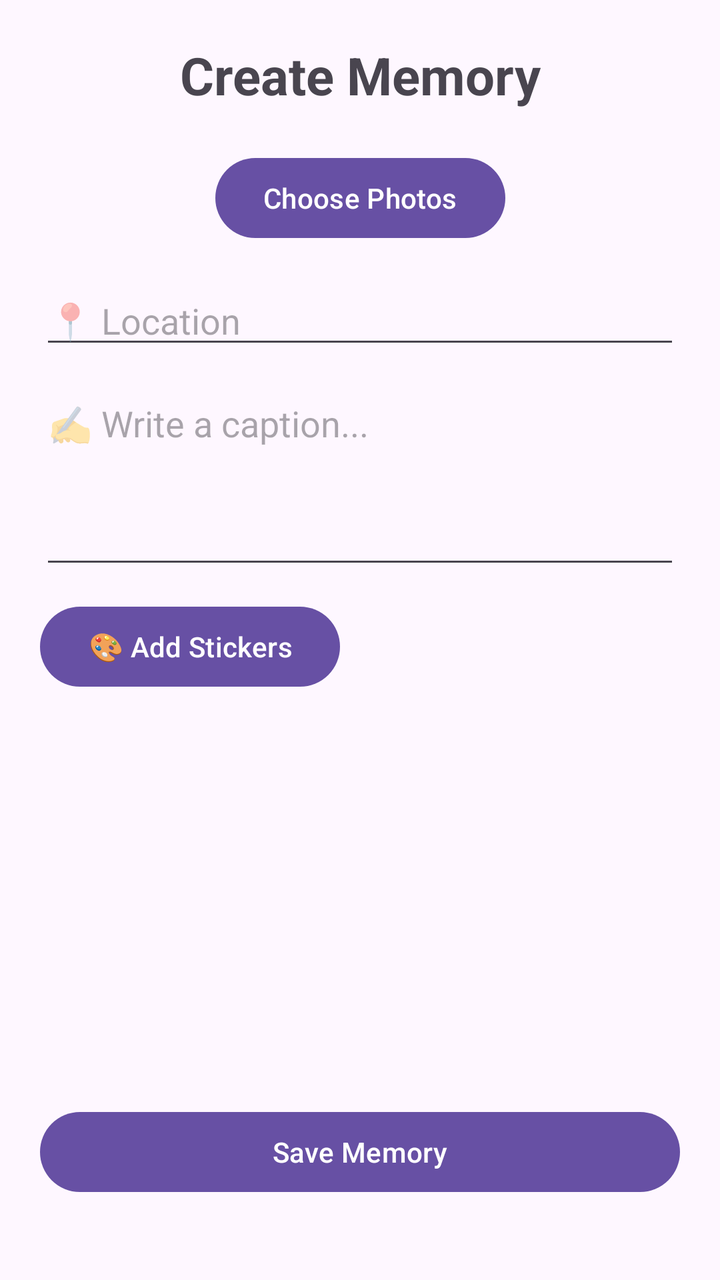
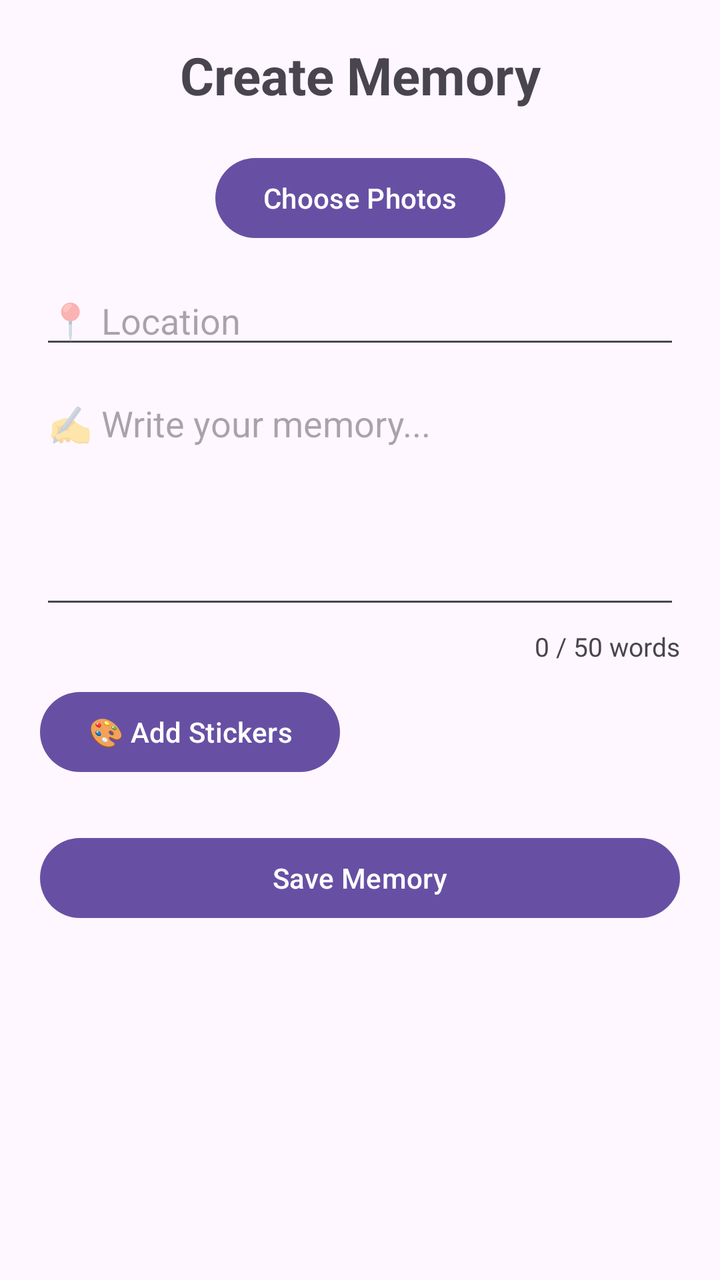

An Android layout rendered at two revisions. The XML below is the earlier revision; the diff shows what the commit changed to produce the second picture.
<!-- AndroidManifest.xml: application theme Theme.Memory_Pin -->
<!-- res/layout/activity_create_memory.xml -->
<?xml version="1.0" encoding="utf-8"?>
<androidx.constraintlayout.widget.ConstraintLayout
    xmlns:android="http://schemas.android.com/apk/res/android"
    xmlns:app="http://schemas.android.com/apk/res-auto"
    android:layout_width="match_parent"
    android:layout_height="match_parent"
    android:padding="20dp">

    <TextView
        android:id="@+id/tvCreateMemory"
        android:layout_width="wrap_content"
        android:layout_height="wrap_content"
        android:text="Create Memory"
        android:textSize="26sp"
        android:textStyle="bold"
        app:layout_constraintTop_toTopOf="parent"
        app:layout_constraintStart_toStartOf="parent"
        app:layout_constraintEnd_toEndOf="parent" />

    <ImageView
        android:id="@+id/image1"
        android:layout_width="0dp"
        android:layout_height="150dp"
        android:scaleType="centerCrop"
        android:visibility="gone"
        app:layout_constraintTop_toBottomOf="@id/tvCreateMemory"
        app:layout_constraintStart_toStartOf="parent"
        app:layout_constraintEnd_toStartOf="@id/image2"
        android:layout_marginTop="30dp"
        android:layout_marginEnd="5dp" />

    <ImageView
        android:id="@+id/image2"
        android:layout_width="0dp"
        android:layout_height="150dp"
        android:scaleType="centerCrop"
        android:visibility="gone"
        app:layout_constraintTop_toBottomOf="@id/tvCreateMemory"
        app:layout_constraintStart_toEndOf="@id/image1"
        app:layout_constraintEnd_toStartOf="@id/image3"
        android:layout_marginTop="30dp"
        android:layout_marginStart="5dp"
        android:layout_marginEnd="5dp" />

    <ImageView
        android:id="@+id/image3"
        android:layout_width="0dp"
        android:layout_height="150dp"
        android:scaleType="centerCrop"
        android:visibility="gone"
        app:layout_constraintTop_toBottomOf="@id/tvCreateMemory"
        app:layout_constraintStart_toEndOf="@id/image2"
        app:layout_constraintEnd_toEndOf="parent"
        android:layout_marginTop="30dp"
        android:layout_marginStart="5dp" />

    <Button
        android:id="@+id/btnAddPhotos"
        android:layout_width="wrap_content"
        android:layout_height="wrap_content"
        android:text="Choose Photos"
        app:layout_constraintTop_toBottomOf="@id/image1"
        app:layout_constraintStart_toStartOf="parent"
        app:layout_constraintEnd_toEndOf="parent"
        android:layout_marginTop="20dp" />

    <EditText
        android:id="@+id/etLocation"
        android:layout_width="0dp"
        android:layout_height="wrap_content"
        android:hint="📍 Location"
        android:inputType="text"
        app:layout_constraintTop_toBottomOf="@id/btnAddPhotos"
        app:layout_constraintStart_toStartOf="parent"
        app:layout_constraintEnd_toEndOf="parent"
        android:layout_marginTop="15dp" />

    <EditText
        android:id="@+id/etCaption"
        android:layout_width="0dp"
        android:layout_height="100dp"
        android:hint="✍️ Write a caption..."
        android:gravity="top"
        android:inputType="textMultiLine"
        app:layout_constraintTop_toBottomOf="@id/etLocation"
        app:layout_constraintStart_toStartOf="parent"
        app:layout_constraintEnd_toEndOf="parent"
        android:layout_marginTop="10dp" />

    <Button
        android:id="@+id/btnStickers"
        android:layout_width="wrap_content"
        android:layout_height="wrap_content"
        android:text="🎨 Add Stickers"
        app:layout_constraintTop_toBottomOf="@id/etCaption"
        app:layout_constraintStart_toStartOf="parent"
        android:layout_marginTop="10dp" />

    <HorizontalScrollView
        android:id="@+id/stickerScroll"
        android:layout_width="0dp"
        android:layout_height="80dp"
        android:visibility="gone"
        app:layout_constraintTop_toBottomOf="@id/btnStickers"
        app:layout_constraintStart_toStartOf="parent"
        app:layout_constraintEnd_toEndOf="parent"
        android:layout_marginTop="10dp">

        <LinearLayout
            android:id="@+id/stickerContainer"
            android:layout_width="wrap_content"
            android:layout_height="match_parent"
            android:orientation="horizontal" />

    </HorizontalScrollView>

    <Button
        android:id="@+id/btnSaveMemory"
        android:layout_width="0dp"
        android:layout_height="wrap_content"
        android:text="Save Memory"
        app:layout_constraintBottom_toBottomOf="parent"
        app:layout_constraintStart_toStartOf="parent"
        app:layout_constraintEnd_toEndOf="parent"
        android:layout_marginBottom="20dp" />

</androidx.constraintlayout.widget.ConstraintLayout>
<!-- resources referenced by this layout -->
<resources>
  <style name="Theme.Memory_Pin" parent="Base.Theme.Memory_Pin" />
  <style name="Base.Theme.Memory_Pin" parent="Theme.Material3.DayNight.NoActionBar">
          
          
      </style>
</resources>

<!-- the commit's change to res/layout/activity_create_memory.xml (unified diff, before → after) -->
@@ -1,127 +1,166 @@
 <?xml version="1.0" encoding="utf-8"?>
-<androidx.constraintlayout.widget.ConstraintLayout
+<ScrollView
     xmlns:android="http://schemas.android.com/apk/res/android"
     xmlns:app="http://schemas.android.com/apk/res-auto"
     android:layout_width="match_parent"
-    android:layout_height="match_parent"
-    android:padding="20dp">
+    android:layout_height="match_parent">
 
-    <TextView
-        android:id="@+id/tvCreateMemory"
-        android:layout_width="wrap_content"
+    <androidx.constraintlayout.widget.ConstraintLayout
+        android:layout_width="match_parent"
         android:layout_height="wrap_content"
-        android:text="Create Memory"
-        android:textSize="26sp"
-        android:textStyle="bold"
-        app:layout_constraintTop_toTopOf="parent"
-        app:layout_constraintStart_toStartOf="parent"
-        app:layout_constraintEnd_toEndOf="parent" />
+        android:padding="20dp">
 
-    <ImageView
-        android:id="@+id/image1"
-        android:layout_width="0dp"
-        android:layout_height="150dp"
-        android:scaleType="centerCrop"
-        android:visibility="gone"
-        app:layout_constraintTop_toBottomOf="@id/tvCreateMemory"
-        app:layout_constraintStart_toStartOf="parent"
-        app:layout_constraintEnd_toStartOf="@id/image2"
-        android:layout_marginTop="30dp"
-        android:layout_marginEnd="5dp" />
+        
 
-    <ImageView
-        android:id="@+id/image2"
-        android:layout_width="0dp"
-        android:layout_height="150dp"
-        android:scaleType="centerCrop"
-        android:visibility="gone"
-        app:layout_constraintTop_toBottomOf="@id/tvCreateMemory"
-        app:layout_constraintStart_toEndOf="@id/image1"
-        app:layout_constraintEnd_toStartOf="@id/image3"
-        android:layout_marginTop="30dp"
-        android:layout_marginStart="5dp"
-        android:layout_marginEnd="5dp" />
+        <TextView
+            android:id="@+id/tvCreateMemory"
+            android:layout_width="wrap_content"
+            android:layout_height="wrap_content"
+            android:text="Create Memory"
+            android:textSize="26sp"
+            android:textStyle="bold"
+            app:layout_constraintTop_toTopOf="parent"
+            app:layout_constraintStart_toStartOf="parent"
+            app:layout_constraintEnd_toEndOf="parent" />
 
-    <ImageView
-        android:id="@+id/image3"
-        android:layout_width="0dp"
-        android:layout_height="150dp"
-        android:scaleType="centerCrop"
-        android:visibility="gone"
-        app:layout_constraintTop_toBottomOf="@id/tvCreateMemory"
-        app:layout_constraintStart_toEndOf="@id/image2"
-        app:layout_constraintEnd_toEndOf="parent"
-        android:layout_marginTop="30dp"
-        android:layout_marginStart="5dp" />
 
-    <Button
-        android:id="@+id/btnAddPhotos"
-        android:layout_width="wrap_content"
-        android:layout_height="wrap_content"
-        android:text="Choose Photos"
-        app:layout_constraintTop_toBottomOf="@id/image1"
-        app:layout_constraintStart_toStartOf="parent"
-        app:layout_constraintEnd_toEndOf="parent"
-        android:layout_marginTop="20dp" />
+        
 
-    <EditText
-        android:id="@+id/etLocation"
-        android:layout_width="0dp"
-        android:layout_height="wrap_content"
-        android:hint="📍 Location"
-        android:inputType="text"
-        app:layout_constraintTop_toBottomOf="@id/btnAddPhotos"
-        app:layout_constraintStart_toStartOf="parent"
-        app:layout_constraintEnd_toEndOf="parent"
-        android:layout_marginTop="15dp" />
+        <ImageView
+            android:id="@+id/image1"
+            android:layout_width="0dp"
+            android:layout_height="150dp"
+            android:scaleType="centerCrop"
+            android:visibility="gone"
+            app:layout_constraintTop_toBottomOf="@id/tvCreateMemory"
+            app:layout_constraintStart_toStartOf="parent"
+            app:layout_constraintEnd_toStartOf="@id/image2"
+            android:layout_marginTop="30dp"
+            android:layout_marginEnd="5dp" />
 
-    <EditText
-        android:id="@+id/etCaption"
-        android:layout_width="0dp"
-        android:layout_height="100dp"
-        android:hint="✍️ Write a caption..."
-        android:gravity="top"
-        android:inputType="textMultiLine"
-        app:layout_constraintTop_toBottomOf="@id/etLocation"
-        app:layout_constraintStart_toStartOf="parent"
-        app:layout_constraintEnd_toEndOf="parent"
-        android:layout_marginTop="10dp" />
+        <ImageView
+            android:id="@+id/image2"
+            android:layout_width="0dp"
+            android:layout_height="150dp"
+            android:scaleType="centerCrop"
+            android:visibility="gone"
+            app:layout_constraintTop_toTopOf="@id/image1"
+            app:layout_constraintStart_toEndOf="@id/image1"
+            app:layout_constraintEnd_toStartOf="@id/image3"
+            android:layout_marginStart="5dp"
+            android:layout_marginEnd="5dp" />
 
-    <Button
-        android:id="@+id/btnStickers"
-        android:layout_width="wrap_content"
-        android:layout_height="wrap_content"
-        android:text="🎨 Add Stickers"
-        app:layout_constraintTop_toBottomOf="@id/etCaption"
-        app:layout_constraintStart_toStartOf="parent"
-        android:layout_marginTop="10dp" />
+        <ImageView
+            android:id="@+id/image3"
+            android:layout_width="0dp"
+            android:layout_height="150dp"
+            android:scaleType="centerCrop"
+            android:visibility="gone"
+            app:layout_constraintTop_toTopOf="@id/image1"
+            app:layout_constraintStart_toEndOf="@id/image2"
+            app:layout_constraintEnd_toEndOf="parent"
+            android:layout_marginStart="5dp" />
 
-    <HorizontalScrollView
-        android:id="@+id/stickerScroll"
-        android:layout_width="0dp"
-        android:layout_height="80dp"
-        android:visibility="gone"
-        app:layout_constraintTop_toBottomOf="@id/btnStickers"
-        app:layout_constraintStart_toStartOf="parent"
-        app:layout_constraintEnd_toEndOf="parent"
-        android:layout_marginTop="10dp">
 
-        <LinearLayout
-            android:id="@+id/stickerContainer"
+        <Button
+            android:id="@+id/btnAddPhotos"
             android:layout_width="wrap_content"
-            android:layout_height="match_parent"
-            android:orientation="horizontal" />
+            android:layout_height="wrap_content"
+            android:text="Choose Photos"
+            app:layout_constraintTop_toBottomOf="@id/image1"
+            app:layout_constraintStart_toStartOf="parent"
+            app:layout_constraintEnd_toEndOf="parent"
+            android:layout_marginTop="20dp" />
 
-    </HorizontalScrollView>
 
-    <Button
-        android:id="@+id/btnSaveMemory"
-        android:layout_width="0dp"
-        android:layout_height="wrap_content"
-        android:text="Save Memory"
-        app:layout_constraintBottom_toBottomOf="parent"
-        app:layout_constraintStart_toStartOf="parent"
-        app:layout_constraintEnd_toEndOf="parent"
-        android:layout_marginBottom="20dp" />
+        
 
-</androidx.constraintlayout.widget.ConstraintLayout>
+        <EditText
+            android:id="@+id/etLocation"
+            android:layout_width="0dp"
+            android:layout_height="wrap_content"
+            android:hint="📍 Location"
+            android:inputType="text"
+            app:layout_constraintTop_toBottomOf="@id/btnAddPhotos"
+            app:layout_constraintStart_toStartOf="parent"
+            app:layout_constraintEnd_toEndOf="parent"
+            android:layout_marginTop="15dp" />
+
+
+        
+
+        <EditText
+            android:id="@+id/etCaption"
+            android:layout_width="0dp"
+            android:layout_height="120dp"
+            android:hint="✍️ Write your memory..."
+            android:gravity="top"
+            android:inputType="textMultiLine"
+            app:layout_constraintTop_toBottomOf="@id/etLocation"
+            app:layout_constraintStart_toStartOf="parent"
+            app:layout_constraintEnd_toEndOf="parent"
+            android:layout_marginTop="10dp" />
+
+
+        
+
+        <TextView
+            android:id="@+id/tvWordCount"
+            android:layout_width="wrap_content"
+            android:layout_height="wrap_content"
+            android:text="0 / 50 words"
+            android:textSize="13sp"
+            app:layout_constraintTop_toBottomOf="@id/etCaption"
+            app:layout_constraintEnd_toEndOf="parent"
+            android:layout_marginTop="5dp" />
+
+
+        
+
+        <Button
+            android:id="@+id/btnStickers"
+            android:layout_width="wrap_content"
+            android:layout_height="wrap_content"
+            android:text="🎨 Add Stickers"
+            app:layout_constraintTop_toBottomOf="@id/tvWordCount"
+            app:layout_constraintStart_toStartOf="parent"
+            android:layout_marginTop="10dp" />
+
+
+        
+
+        <HorizontalScrollView
+            android:id="@+id/stickerScroll"
+            android:layout_width="0dp"
+            android:layout_height="80dp"
+            android:visibility="gone"
+            app:layout_constraintTop_toBottomOf="@id/btnStickers"
+            app:layout_constraintStart_toStartOf="parent"
+            app:layout_constraintEnd_toEndOf="parent"
+            android:layout_marginTop="10dp">
+
+            <LinearLayout
+                android:id="@+id/stickerContainer"
+                android:layout_width="wrap_content"
+                android:layout_height="match_parent"
+                android:orientation="horizontal" />
+
+        </HorizontalScrollView>
+
+
+        
+
+        <Button
+            android:id="@+id/btnSaveMemory"
+            android:layout_width="0dp"
+            android:layout_height="wrap_content"
+            android:text="Save Memory"
+            app:layout_constraintTop_toBottomOf="@id/stickerScroll"
+            app:layout_constraintStart_toStartOf="parent"
+            app:layout_constraintEnd_toEndOf="parent"
+            android:layout_marginTop="25dp"
+            android:layout_marginBottom="20dp" />
+
+    </androidx.constraintlayout.widget.ConstraintLayout>
+
+</ScrollView>
